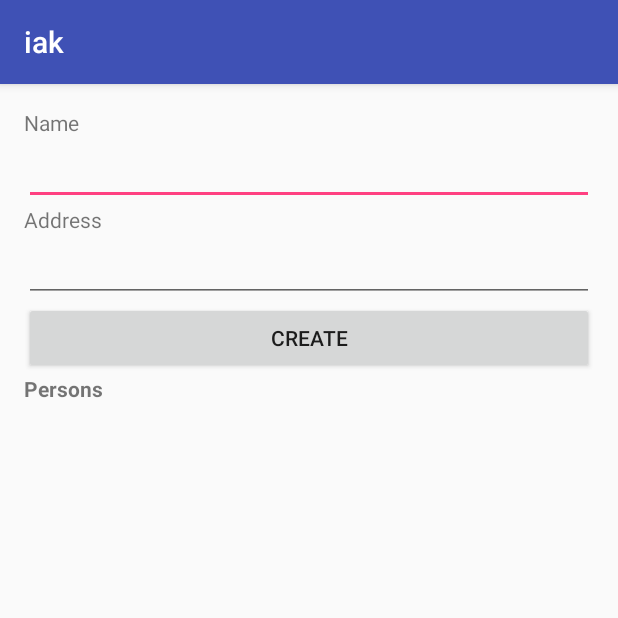
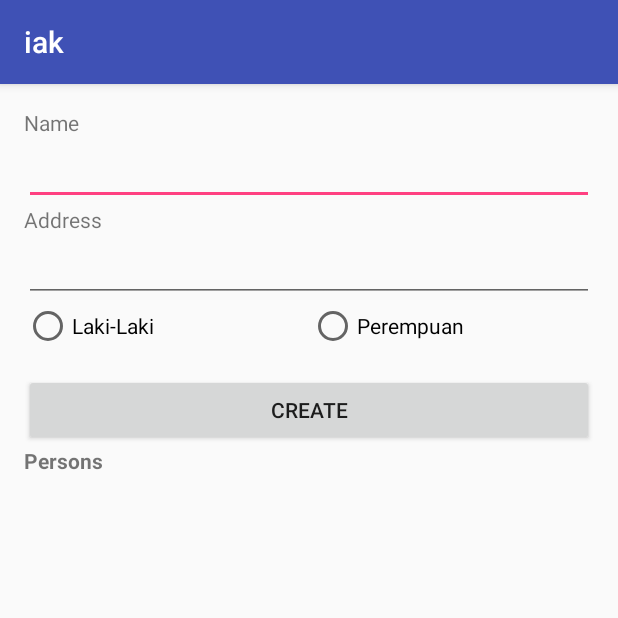
Before and after one commit to aspartam206/iak-beginner, an Android app: the screen it shows after launch (MainActivity), on a phone screen of 412 x 824 dp, the top half of it. Run offline under Robolectric (Android 15) with nearby library versions, the phone set to English and light mode, and no system bars; libraries missing offline, so code that uses them is left out: com.firebase.client; 6 statements that could not run were skipped.

```diff
--- a/app/src/main/java/com/wicaku/iak/Config.java
+++ b/app/src/main/java/com/wicaku/iak/Config.java
@@ -5,5 +5,5 @@ package com.wicaku.iak;
  */
 
 public class Config {
-    public static final String FIREBASE_URL = "https://iak-beginner.firebaseio.com/";
+    public static final String FIREBASE_URL = "https://iak-begin.firebaseio.com/";
 }
--- a/app/src/main/java/com/wicaku/iak/MainActivity.java
+++ b/app/src/main/java/com/wicaku/iak/MainActivity.java
@@ -6,9 +6,14 @@ import android.support.v7.app.AppCompatActivity;
 import android.view.View;
 import android.widget.Button;
 import android.widget.EditText;
+import android.widget.RadioButton;
+import android.widget.RadioGroup;
 import android.widget.TextView;
 
+import com.firebase.client.DataSnapshot;
 import com.firebase.client.Firebase;
+import com.firebase.client.FirebaseError;
+import com.firebase.client.ValueEventListener;
 import com.google.android.gms.appindexing.Action;
 import com.google.android.gms.appindexing.AppIndex;
 import com.google.android.gms.appindexing.Thing;
@@ -16,10 +21,12 @@ import com.google.android.gms.common.api.GoogleApiClient;
 
 public class MainActivity extends AppCompatActivity {
 
+    Firebase ref;
     private EditText editTextName;
     private EditText editTextAddress;
     private TextView textViewPersons;
     private Button buttonSave;
+    private RadioGroup radioGender;
     /**
      * ATTENTION: This was auto-generated to implement the App Indexing API.
      * See https://g.co/AppIndexing/AndroidStudio for more information.
@@ -32,34 +39,65 @@ public class MainActivity extends AppCompatActivity {
         setContentView(R.layout.activity_main);
 
         Firebase.setAndroidContext(this);
+        ref = new Firebase(Config.FIREBASE_URL);
 
         buttonSave = (Button) findViewById(R.id.buttonSave);
         editTextName = (EditText) findViewById(R.id.editTextName);
         editTextAddress = (EditText) findViewById(R.id.editTextAddress);
         textViewPersons = (TextView) findViewById(R.id.textViewPersons);
-
+        radioGender = (RadioGroup) findViewById(R.id.radioGroupGender);
 
         // ATTENTION: This was auto-generated to implement the App Indexing API.
         // See https://g.co/AppIndexing/AndroidStudio for more information.
         client = new GoogleApiClient.Builder(this).addApi(AppIndex.API).build();
+
+        //Value event listener for realtime data update
+        ref.addValueEventListener(new ValueEventListener() {
+            @Override
+            public void onDataChange(DataSnapshot snapshot) {
+                String string = "";
+                for (DataSnapshot postSnapshot : snapshot.getChildren()) {
+                    //Getting the data from snapshot
+                    Person person = postSnapshot.getValue(Person.class);
+                    //Adding it to a string
+                    string += "Name: " + person.getName() +
+                            "\nAddress: " + person.getAddress() +
+                            "\nAddress: " + person.getGender() + "\n\n";
+
+                }
+                //Displaying it on textview
+                textViewPersons.setText(string);
+            }
+
+            @Override
+            public void onCancelled(FirebaseError firebaseError) {
+                System.out.println("The read failed: " + firebaseError.getMessage());
+            }
+        });
     }
 
     public void simpan(View v) {
-        Firebase ref = new Firebase(Config.FIREBASE_URL);
 
         //Getting values to store
         String name = editTextName.getText().toString().trim();
         String address = editTextAddress.getText().toString().trim();
-
+        int selectedid = radioGender.getCheckedRadioButtonId();
+        RadioButton rgender = (RadioButton) findViewById(selectedid);
+        String gender = (String) rgender.getText();
         //Creating Person object
         Person person = new Person();
 
         //Adding values
         person.setName(name);
         person.setAddress(address);
+        person.setGender(gender);
 
         //Storing values to firebase
-        ref.child("Person").setValue(person);
+        ref.child(name).setValue(person); //using dynamic input
+        //ref.child("Person").setValue(person);//using static input
+        //ref.child("Person").child(name).setValue(person);//using static input
+
+
     }
 
     /**
--- a/app/src/main/res/layout/activity_main.xml
+++ b/app/src/main/res/layout/activity_main.xml
@@ -31,6 +31,28 @@
         android:layout_width="match_parent"
         android:layout_height="wrap_content" />
 
+    <RadioGroup
+        android:id="@+id/radioGroupGender"
+        android:layout_width="match_parent"
+        android:layout_height="48dp"
+        android:orientation="horizontal">
+
+        <RadioButton
+            android:id="@+id/radioBtnLaki"
+            android:layout_width="match_parent"
+            android:layout_height="wrap_content"
+            android:layout_weight="1"
+            android:text="Laki-Laki" />
+
+        <RadioButton
+            android:id="@+id/radioBtnPerempuan"
+            android:layout_width="match_parent"
+            android:layout_height="wrap_content"
+            android:layout_weight="1"
+            android:text="Perempuan" />
+
+    </RadioGroup>
+
     <Button
         android:id="@+id/buttonSave"
         android:layout_width="match_parent"
```
Also changed, not shown: app/src/main/java/com/wicaku/iak/Person.java (+8 -0 lines), 1 other file.
